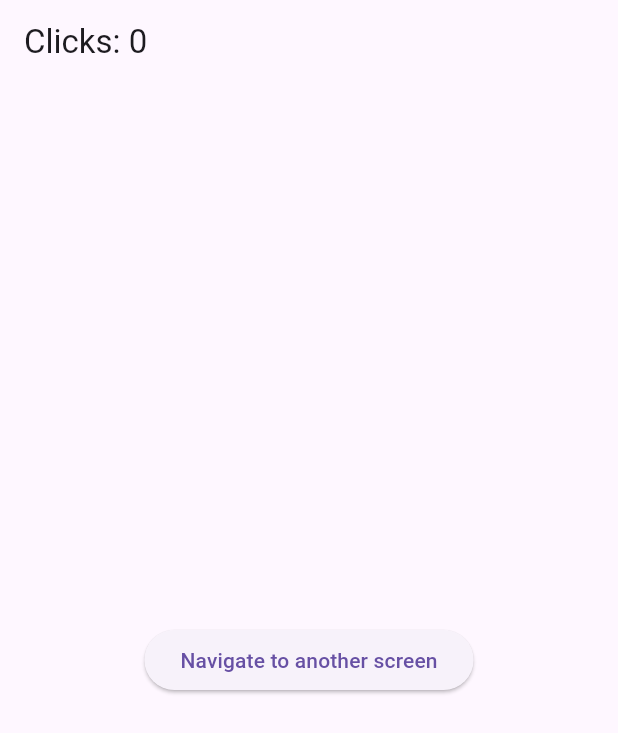
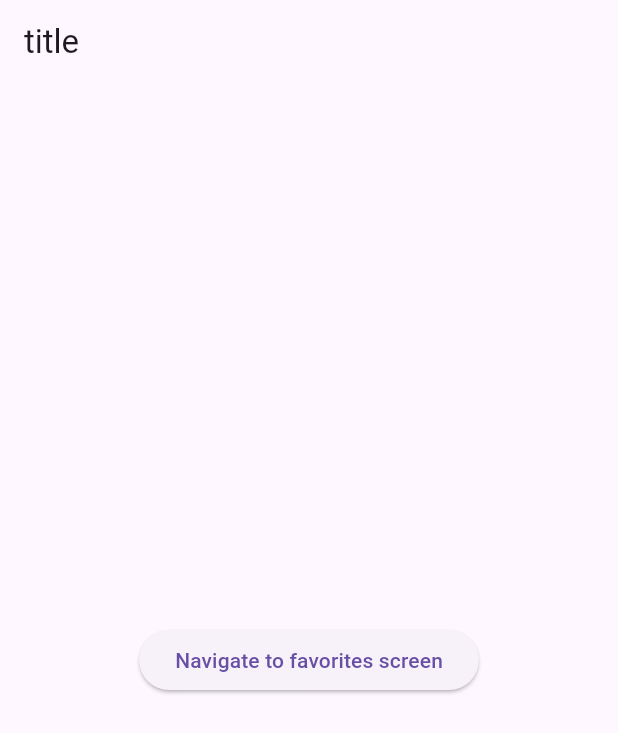
Before and after one commit to uluhulu/dev_sandbox, a Flutter app: the screen it shows after launch, on a phone screen of 412 x 824 dp. Shown: the top 733 px of the screen. Run offline on Flutter 3.47's test engine with Material 3 defaults, Android fonts, the phone set to English and light mode, and no system bars; our stand-ins replace get, socket_io_client.

Commit message:
- save getx overview

```diff
--- a/lib/main.dart
+++ b/lib/main.dart
@@ -1,6 +1,9 @@
-import 'package:dev_sandbox/try_getx/presentation/counter_home.dart';
+import 'package:dev_sandbox/try_getx/presentation/counter/counter_home.dart';
+import 'package:dev_sandbox/try_getx/presentation/named_navigation_pages/character_page.dart';
+import 'package:dev_sandbox/try_getx/presentation/named_navigation_pages/favorites_page.dart';
+import 'package:dev_sandbox/try_getx/presentation/named_navigation_pages/home_page.dart';
 import 'package:flutter/material.dart';
-import 'package:get/get_navigation/src/root/get_material_app.dart';
+import 'package:get/route_manager.dart';
 
 void main() {
   runApp(const MainApp());
@@ -11,6 +14,31 @@ class MainApp extends StatelessWidget {
 
   @override
   Widget build(BuildContext context) {
-    return const GetMaterialApp(home: CounterHome());
+    return GetMaterialApp(
+      initialRoute: '/',
+      getPages: [
+        GetPage(name: '/', page: () => HomePage()),
+        GetPage(name: '/favourites', page: () => FavoritesPage()),
+        GetPage(
+          name: '/character',
+          page: () => CharacterPage(),
+          transition: Transition.zoom,
+        ),
+      ],
+      routingCallback: (routing) {
+        // if (routing!.current == '/favourites') {
+        //   Get.snackbar(
+        //     "Hey i'm a Get SnackBar!", // title
+        //     "It's unbelievable! I'm using SnackBar without context, without boilerplate, without Scaffold, it is something truly amazing!", // message
+        //     icon: Icon(Icons.alarm),
+        //     shouldIconPulse: true,
+        //     onTap: (_) {},
+        //     barBlur: 20,
+        //     isDismissible: true,
+        //     duration: Duration(seconds: 3),
+        //   );
+        // }
+      },
+    );
   }
 }
--- a/lib/try_getx/presentation/counter_home.dart
+++ b/lib/try_getx/presentation/counter/counter_home.dart
@@ -1,4 +1,4 @@
-import 'package:dev_sandbox/try_getx/presentation/controller/controller_counter.dart';
+import 'package:dev_sandbox/try_getx/presentation/counter/controller/controller_counter.dart';
 import 'package:flutter/material.dart';
 import 'package:get/instance_manager.dart';
 import 'package:get/route_manager.dart';
--- /dev/null
+++ b/lib/try_getx/presentation/dep.dart
@@ -0,0 +1,3 @@
+export 'package:get/route_manager.dart';
+export 'package:flutter/material.dart';
+export 'package:get/get_core/src/get_main.dart';
--- /dev/null
+++ b/lib/try_getx/presentation/named_navigation_pages/home_page.dart
@@ -0,0 +1,18 @@
+import 'package:dev_sandbox/try_getx/presentation/dep.dart';
+
+class HomePage extends StatelessWidget {
+  const HomePage({super.key});
+
+  @override
+  Widget build(BuildContext context) {
+    return Scaffold(
+      appBar: AppBar(title: Text("title")),
+      body: Center(
+        child: ElevatedButton(
+          onPressed: () => Get.toNamed('/favourites', arguments: 'banan'),
+          child: Text('Navigate to favorites screen'),
+        ),
+      ),
+    );
+  }
+}
```
Also changed, not shown: lib/try_getx/presentation/named_navigation_pages/character_page.dart (added, +10 -0 lines), lib/try_getx/presentation/named_navigation_pages/favorites_page.dart (added, +61 -0 lines), lib/try_getx/presentation/counter/controller/controller_counter.dart (renamed from lib/try_getx/presentation/controller/controller_counter.dart).
